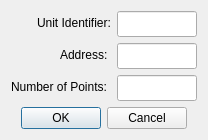
The window that src/dialogs/dialogsetuppresetdata.ui (sanny32/OpenModSim) describes before a commit, drawn with Qt 5.
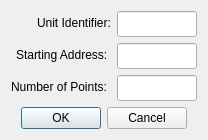
The same window after the commit. Custom widgets are drawn as their Qt base class.

Commit message: refactor: Update UI components and translations for consistency, including button text and layout adjustments (#88)

```diff
--- a/src/dialogs/dialogsetuppresetdata.ui
+++ b/src/dialogs/dialogsetuppresetdata.ui
@@ -6,8 +6,8 @@
    <rect>
     <x>0</x>
     <y>0</y>
-    <width>203</width>
-    <height>136</height>
+    <width>204</width>
+    <height>138</height>
    </rect>
   </property>
   <property name="windowTitle">
@@ -49,7 +49,7 @@
    <item row="1" column="0">
     <widget class="QLabel" name="labelAddress">
      <property name="text">
-      <string>Address: </string>
+      <string>Starting Address: </string>
      </property>
     </widget>
    </item>
```
The commit also changes 4 other files.
